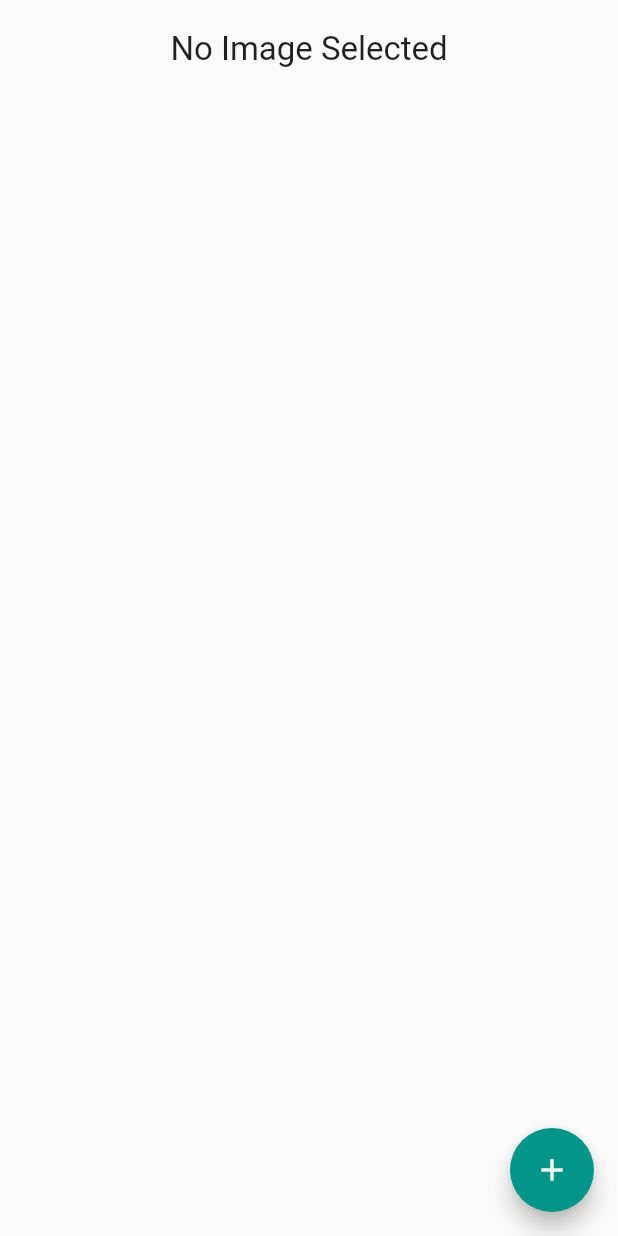
After one commit to Itadori-Nishat/errorScreens, a Flutter app: the MultipleImagePicker screen opened directly, after a tap on the "add" icon, on a phone screen of 412 x 824 dp. The commit adds this screen. Run offline on Flutter 3.47's test engine with Material 2 defaults, Android fonts, the phone set to English and light mode, and no system bars; our stand-ins replace file_picker, image_picker.

Commit message:
multiple image added. show image count. tap to zoom in/out.

```diff
--- a/lib/HomePage.dart
+++ b/lib/HomePage.dart
@@ -5,9 +5,11 @@ import 'package:error_screen/Error_Screen/Screen%204.dart';
 import 'package:error_screen/Error_Screen/Screen%205.dart';
 import 'package:error_screen/Error_Screen/Screen%206.dart';
 import 'package:error_screen/Error_Screen/Screen%207.dart';
-import 'package:error_screen/ImagePicer%20and%20Show.dart';
 import 'package:error_screen/M-namaj%20time.dart';
+import 'package:error_screen/MultipleImagePicker.dart';
 import 'package:flutter/material.dart';
+
+import 'ImagePicker and Show.dart';
 
 class ErrorHomePage extends StatelessWidget {
   const ErrorHomePage({Key? key}) : super(key: key);
@@ -49,17 +51,17 @@ class ErrorHomePage extends StatelessWidget {
             },
                 child: Text("Screen Six")),
             TextButton(onPressed: (){
-              Navigator.push(context, MaterialPageRoute(builder: (context) => ScreenSeven()));
-            },
-                child: Text("Screen Seven")),
-            TextButton(onPressed: (){
               Navigator.push(context, MaterialPageRoute(builder: (context) => AzanAppUIDesign()));
             },
                 child: Text("Masud ui")),
             TextButton(onPressed: (){
               Navigator.push(context, MaterialPageRoute(builder: (context) => ShowFullImageOnTap()));
             },
-                child: Text("Show Full Image")),
+                child: Text("Single image Full view")),
+            TextButton(onPressed: (){
+              Navigator.push(context, MaterialPageRoute(builder: (context) => MultipleImagePicker()));
+            },
+                child: Text("Multiple Image picker")),
           ],
         ),
       ),
--- /dev/null
+++ b/lib/MultipleImagePicker.dart
@@ -0,0 +1,85 @@
+import 'dart:io';
+import 'package:flutter/material.dart';
+import 'package:image_picker/image_picker.dart';
+
+class MultipleImagePicker extends StatefulWidget {
+   MultipleImagePicker({Key? key}) : super(key: key);
+
+  @override
+  State<MultipleImagePicker> createState() => _MultipleImagePickerState();
+}
+
+class _MultipleImagePickerState extends State<MultipleImagePicker> {
+   List<XFile>? _imageFiles = [];
+
+   Future<void> _pickImages() async {
+     List<XFile>? selectedImages = await ImagePicker().pickMultiImage();
+
+     if (selectedImages != null && selectedImages.isNotEmpty) {
+       setState(() {
+         _imageFiles = selectedImages;
+       });
+     }
+   }
+
+
+
+  @override
+  Widget build(BuildContext context) {
+    return Scaffold(
+      floatingActionButton: FloatingActionButton(
+        onPressed: (){
+          _pickImages();
+        },
+        child: Icon(Icons.add),
+      ),
+      body: SafeArea(
+        child: Column(
+          children: [
+            SizedBox(height: 20,),
+            Text(_imageFiles!.length == 0 ? "No Image Selected" :"${_imageFiles!.length} images",style: TextStyle(
+              fontSize: 22
+            ),),
+            Expanded(
+              child: GridView.builder(
+                gridDelegate: SliverGridDelegateWithFixedCrossAxisCount(
+                  crossAxisCount: 3,
+                  crossAxisSpacing: 10,
+                  mainAxisSpacing: 10,
+                ),
+                itemCount: _imageFiles?.length ?? 0,
+                itemBuilder: (context, index) {
+                  return GestureDetector(
+                      onTap: () {
+                        Navigator.push(context, MaterialPageRoute(builder: (context) => ViewMultipleImage(image: _imageFiles![index].path,)));
+                      },
+                      child: Image.file(File(_imageFiles![index].path),fit: BoxFit.cover,));
+                },
+              ),
+            ),
+          ],
+        ),
+      ),
+    );
+  }
+}
+
+
+class ViewMultipleImage extends StatelessWidget {
+  final String image;
+  const ViewMultipleImage({Key? key, required this.image}) : super(key: key);
+
+  @override
+  Widget build(BuildContext context) {
+    return SizedBox(
+      height: double.infinity,
+      width: double.infinity,
+      child: InteractiveViewer(
+        maxScale: 25,
+        child: Image.file(File(image),
+          fit: BoxFit.contain,
+        ),
+      ),
+    );
+  }
+}
--- a/pubspec.yaml
+++ b/pubspec.yaml
@@ -28,6 +28,8 @@ environment:
 # the latest version available on pub.dev. To see which dependencies have newer
 # versions available, run `flutter pub outdated`.
 dependencies:
+  multiple_images_picker: ^1.0.1
+  image_picker: ^1.0.2
   file_picker: ^5.2.11
   flutter:
     sdk: flutter
```
Also changed, not shown: lib/Error_Screen/Screen 5.dart (+32 -2 lines), lib/ImagePicker and Show.dart (renamed from lib/ImagePicer and Show.dart, +9 -29 lines), pubspec.lock, 5 other files.
